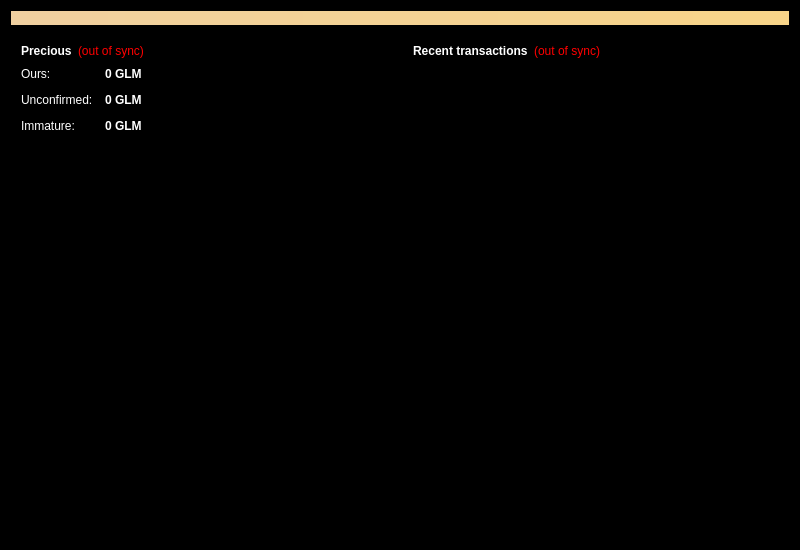
The window that src/qt/forms/overviewpage.ui (gollumcoin/gollumcoin) describes before a commit, drawn with Qt 5.
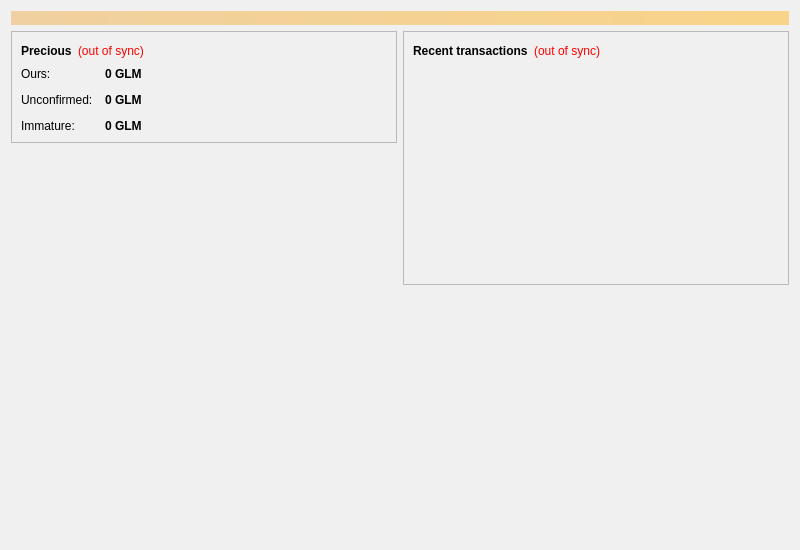
The same window after the commit. Icons and pictures are not drawn.

Commit message: fixed qt-form

Diff of the .ui file:
```diff
--- a/src/qt/forms/overviewpage.ui
+++ b/src/qt/forms/overviewpage.ui
@@ -12,58 +12,58 @@
   </property>
   <property name="palette">
    <palette>
-    <active>
+  <active>
      <colorrole role="WindowText">
       <brush brushstyle="SolidPattern">
        <color alpha="255">
-        <red>255</red>
-        <green>255</green>
-        <blue>255</blue>
+        <red>0</red>
+        <green>0</green>
+        <blue>0</blue>
        </color>
       </brush>
      </colorrole>
      <colorrole role="Button">
       <brush brushstyle="SolidPattern">
        <color alpha="255">
-        <red>0</red>
-        <green>0</green>
-        <blue>0</blue>
+        <red>240</red>
+        <green>240</green>
+        <blue>240</blue>
        </color>
       </brush>
      </colorrole>
      <colorrole role="Light">
       <brush brushstyle="SolidPattern">
        <color alpha="255">
-        <red>1</red>
-        <green>1</green>
-        <blue>40</blue>
+        <red>255</red>
+        <green>255</green>
+        <blue>255</blue>
        </color>
       </brush>
      </colorrole>
      <colorrole role="Midlight">
       <brush brushstyle="SolidPattern">
        <color alpha="255">
-        <red>36</red>
-        <green>36</green>
-        <blue>41</blue>
+        <red>247</red>
+        <green>247</green>
+        <blue>247</blue>
        </color>
       </brush>
      </colorrole>
      <colorrole role="Dark">
       <brush brushstyle="SolidPattern">
        <color alpha="255">
-        <red>0</red>
-        <green>0</green>
-        <blue>0</blue>
+        <red>120</red>
+        <green>120</green>
+        <blue>120</blue>
        </color>
       </brush>
      </colorrole>
      <colorrole role="Mid">
       <brush brushstyle="SolidPattern">
        <color alpha="255">
-        <red>11</red>
-        <green>11</green>
-        <blue>15</blue>
+        <red>160</red>
+        <green>160</green>
+        <blue>160</blue>
        </color>
       </brush>
      </colorrole>
@@ -79,9 +79,9 @@
      <colorrole role="BrightText">
       <brush brushstyle="SolidPattern">
        <color alpha="255">
-        <red>0</red>
-        <green>0</green>
-        <blue>0</blue>
+        <red>255</red>
+        <green>255</green>
+        <blue>255</blue>
        </color>
       </brush>
      </colorrole>
@@ -97,18 +97,18 @@
      <colorrole role="Base">
       <brush brushstyle="SolidPattern">
        <color alpha="255">
-        <red>0</red>
-        <green>0</green>
-        <blue>0</blue>
+        <red>255</red>
+        <green>255</green>
+        <blue>255</blue>
        </color>
       </brush>
      </colorrole>
      <colorrole role="Window">
       <brush brushstyle="SolidPattern">
        <color alpha="255">
-        <red>0</red>
-        <green>0</green>
-        <blue>0</blue>
+        <red>240</red>
+        <green>240</green>
+        <blue>240</blue>
        </color>
       </brush>
      </colorrole>
@@ -124,27 +124,27 @@
      <colorrole role="AlternateBase">
       <brush brushstyle="SolidPattern">
        <color alpha="255">
-        <red>0</red>
-        <green>0</green>
-        <blue>0</blue>
+        <red>247</red>
+        <green>247</green>
+        <blue>247</blue>
        </color>
       </brush>
      </colorrole>
      <colorrole role="ToolTipBase">
       <brush brushstyle="SolidPattern">
        <color alpha="255">
-        <red>44</red>
-        <green>44</green>
-        <blue>80</blue>
+        <red>255</red>
+        <green>255</green>
+        <blue>220</blue>
        </color>
       </brush>
      </colorrole>
      <colorrole role="ToolTipText">
       <brush brushstyle="SolidPattern">
        <color alpha="255">
-        <red>255</red>
-        <green>255</green>
-        <blue>255</blue>
+        <red>0</red>
+        <green>0</green>
+        <blue>0</blue>
        </color>
       </brush>
      </colorrole>
@@ -153,9 +153,9 @@
      <colorrole role="WindowText">
       <brush brushstyle="SolidPattern">
        <color alpha="255">
-        <red>255</red>
-        <green>255</green>
-        <blue>255</blue>
+        <red>0</red>
+        <green>0</green>
+        <blue>0</blue>
        </color>
       </brush>
      </colorrole>
@@ -171,27 +171,27 @@
      <colorrole role="Light">
       <brush brushstyle="SolidPattern">
        <color alpha="255">
-        <red>40</red>
-        <green>40</green>
-        <blue>40</blue>
+        <red>255</red>
+        <green>255</green>
+        <blue>255</blue>
        </color>
       </brush>
      </colorrole>
      <colorrole role="Midlight">
       <brush brushstyle="SolidPattern">
        <color alpha="255">
-        <red>40</red>
-        <green>40</green>
-        <blue>40</blue>
+        <red>247</red>
+        <green>247</green>
+        <blue>247</blue>
        </color>
       </brush>
      </colorrole>
      <colorrole role="Dark">
       <brush brushstyle="SolidPattern">
        <color alpha="255">
-        <red>240</red>
-        <green>240</green>
-        <blue>240</blue>
+        <red>120</red>
+        <green>120</green>
+        <blue>120</blue>
        </color>
       </brush>
      </colorrole>
@@ -207,9 +207,9 @@
      <colorrole role="Text">
       <brush brushstyle="SolidPattern">
        <color alpha="255">
-        <red>255</red>
-        <green>255</green>
-        <blue>255</blue>
+        <red>0</red>
+        <green>0</green>
+        <blue>0</blue>
        </color>
       </brush>
      </colorrole>
@@ -225,63 +225,63 @@
      <colorrole role="ButtonText">
       <brush brushstyle="SolidPattern">
        <color alpha="255">
-        <red>255</red>
-        <green>255</green>
-        <blue>255</blue>
+        <red>0</red>
+        <green>0</green>
+        <blue>0</blue>
        </color>
       </brush>
      </colorrole>
      <colorrole role="Base">
       <brush brushstyle="SolidPattern">
        <color alpha="255">
-        <red>0</red>
-        <green>0</green>
-        <blue>0</blue>
+        <red>255</red>
+        <green>255</green>
+        <blue>255</blue>
        </color>
       </brush>
      </colorrole>
      <colorrole role="Window">
       <brush brushstyle="SolidPattern">
        <color alpha="255">
-        <red>0</red>
-        <green>0</green>
-        <blue>0</blue>
+        <red>240</red>
+        <green>240</green>
+        <blue>240</blue>
        </color>
       </brush>
      </colorrole>
      <colorrole role="Shadow">
       <brush brushstyle="SolidPattern">
        <color alpha="255">
-        <red>250</red>
-        <green>250</green>
-        <blue>250</blue>
+        <red>0</red>
+        <green>0</green>
+        <blue>0</blue>
        </color>
       </brush>
      </colorrole>
      <colorrole role="AlternateBase">
       <brush brushstyle="SolidPattern">
        <color alpha="255">
-        <red>0</red>
-        <green>0</green>
-        <blue>0</blue>
+        <red>247</red>
+        <green>247</green>
+        <blue>247</blue>
        </color>
       </brush>
      </colorrole>
      <colorrole role="ToolTipBase">
       <brush brushstyle="SolidPattern">
        <color alpha="255">
-        <red>44</red>
-        <green>44</green>
-        <blue>80</blue>
+        <red>255</red>
+        <green>255</green>
+        <blue>220</blue>
        </color>
       </brush>
      </colorrole>
      <colorrole role="ToolTipText">
       <brush brushstyle="SolidPattern">
        <color alpha="255">
-        <red>255</red>
-        <green>255</green>
-        <blue>255</blue>
+        <red>0</red>
+        <green>0</green>
+        <blue>0</blue>
        </color>
       </brush>
      </colorrole>
@@ -290,99 +290,99 @@
      <colorrole role="WindowText">
       <brush brushstyle="SolidPattern">
        <color alpha="255">
-        <red>240</red>
-        <green>240</green>
-        <blue>240</blue>
+        <red>120</red>
+        <green>120</green>
+        <blue>120</blue>
        </color>
       </brush>
      </colorrole>
      <colorrole role="Button">
       <brush brushstyle="SolidPattern">
        <color alpha="255">
-        <red>1</red>
-        <green>1</green>
-        <blue>10</blue>
+        <red>240</red>
+        <green>240</green>
+        <blue>240</blue>
        </color>
       </brush>
      </colorrole>
      <colorrole role="Light">
       <brush brushstyle="SolidPattern">
        <color alpha="255">
-        <red>1</red>
-        <green>1</green>
-        <blue>40</blue>
+        <red>255</red>
+        <green>255</green>
+        <blue>255</blue>
        </color>
       </brush>
      </colorrole>
      <colorrole role="Midlight">
       <brush brushstyle="SolidPattern">
        <color alpha="255">
-        <red>36</red>
-        <green>36</green>
-        <blue>41</blue>
+        <red>247</red>
+        <green>247</green>
+        <blue>247</blue>
        </color>
       </brush>
      </colorrole>
      <colorrole role="Dark">
       <brush brushstyle="SolidPattern">
        <color alpha="255">
-        <red>0</red>
-        <green>0</green>
-        <blue>0</blue>
+        <red>120</red>
+        <green>120</green>
+        <blue>120</blue>
        </color>
       </brush>
      </colorrole>
      <colorrole role="Mid">
       <brush brushstyle="SolidPattern">
        <color alpha="255">
-        <red>11</red>
-        <green>11</green>
-        <blue>15</blue>
+        <red>160</red>
+        <green>160</green>
+        <blue>160</blue>
        </color>
       </brush>
      </colorrole>
      <colorrole role="Text">
       <brush brushstyle="SolidPattern">
        <color alpha="255">
-        <red>0</red>
-        <green>0</green>
-        <blue>0</blue>
+        <red>120</red>
+        <green>120</green>
+        <blue>120</blue>
        </color>
       </brush>
      </colorrole>
      <colorrole role="BrightText">
       <brush brushstyle="SolidPattern">
        <color alpha="255">
-        <red>0</red>
-        <green>0</green>
-        <blue>0</blue>
+        <red>255</red>
+        <green>255</green>
+        <blue>255</blue>
        </color>
       </brush>
      </colorrole>
      <colorrole role="ButtonText">
       <brush brushstyle="SolidPattern">
        <color alpha="255">
-        <red>0</red>
-        <green>0</green>
-        <blue>0</blue>
+        <red>120</red>
+        <green>120</green>
+        <blue>120</blue>
        </color>
       </brush>
      </colorrole>
      <colorrole role="Base">
       <brush brushstyle="SolidPattern">
        <color alpha="255">
-        <red>0</red>
-        <green>0</green>
-        <blue>0</blue>
+        <red>240</red>
+        <green>240</green>
+        <blue>240</blue>
        </color>
       </brush>
      </colorrole>
      <colorrole role="Window">
       <brush brushstyle="SolidPattern">
        <color alpha="255">
-        <red>0</red>
-        <green>0</green>
-        <blue>0</blue>
+        <red>240</red>
+        <green>240</green>
+        <blue>240</blue>
        </color>
       </brush>
      </colorrole>
@@ -398,27 +398,27 @@
      <colorrole role="AlternateBase">
       <brush brushstyle="SolidPattern">
        <color alpha="255">
-        <red>0</red>
-        <green>0</green>
-        <blue>0</blue>
+        <red>240</red>
+        <green>240</green>
+        <blue>240</blue>
        </color>
       </brush>
      </colorrole>
      <colorrole role="ToolTipBase">
       <brush brushstyle="SolidPattern">
        <color alpha="255">
-        <red>44</red>
-        <green>44</green>
-        <blue>80</blue>
+        <red>255</red>
+        <green>255</green>
+        <blue>220</blue>
        </color>
       </brush>
      </colorrole>
      <colorrole role="ToolTipText">
       <brush brushstyle="SolidPattern">
        <color alpha="255">
-        <red>255</red>
-        <green>255</green>
-        <blue>255</blue>
+        <red>0</red>
+        <green>0</green>
+        <blue>0</blue>
        </color>
       </brush>
      </colorrole>
@@ -661,18 +661,18 @@
             <colorrole role="Dark">
              <brush brushstyle="SolidPattern">
               <color alpha="255">
-               <red>1</red>
-               <green>1</green>
-               <blue>10</blue>
+               <red>240</red>
+               <green>240</green>
+               <blue>240</blue>
               </color>
              </brush>
             </colorrole>
             <colorrole role="Mid">
              <brush brushstyle="SolidPattern">
               <color alpha="255">
-               <red>1</red>
-               <green>1</green>
-               <blue>10</blue>
+               <red>240</red>
+               <green>240</green>
+               <blue>240</blue>
               </color>
              </brush>
             </colorrole>
@@ -681,18 +681,18 @@
             <colorrole role="Dark">
              <brush brushstyle="SolidPattern">
               <color alpha="255">
-               <red>0</red>
-               <green>0</green>
-               <blue>10</blue>
+               <red>240</red>
+               <green>240</green>
+               <blue>240</blue>
               </color>
              </brush>
             </colorrole>
             <colorrole role="Mid">
              <brush brushstyle="SolidPattern">
               <color alpha="255">
-               <red>0</red>
-               <green>0</green>
-               <blue>10</blue>
+               <red>240</red>
+               <green>240</green>
+               <blue>240</blue>
               </color>
              </brush>
             </colorrole>
@@ -701,18 +701,18 @@
             <colorrole role="Dark">
              <brush brushstyle="SolidPattern">
               <color alpha="255">
-               <red>0</red>
-               <green>0</green>
-               <blue>10</blue>
+               <red>240</red>
+               <green>240</green>
+               <blue>240</blue>
               </color>
              </brush>
             </colorrole>
             <colorrole role="Mid">
              <brush brushstyle="SolidPattern">
               <color alpha="255">
-               <red>0</red>
-               <green>0</green>
-               <blue>10</blue>
+               <red>240</red>
+               <green>240</green>
+               <blue>240</blue>
               </color>
              </brush>
             </colorrole>
```
Left out of the diff: 4 changed lines with no effect on the pictures. The commit also changes 1 other file.
